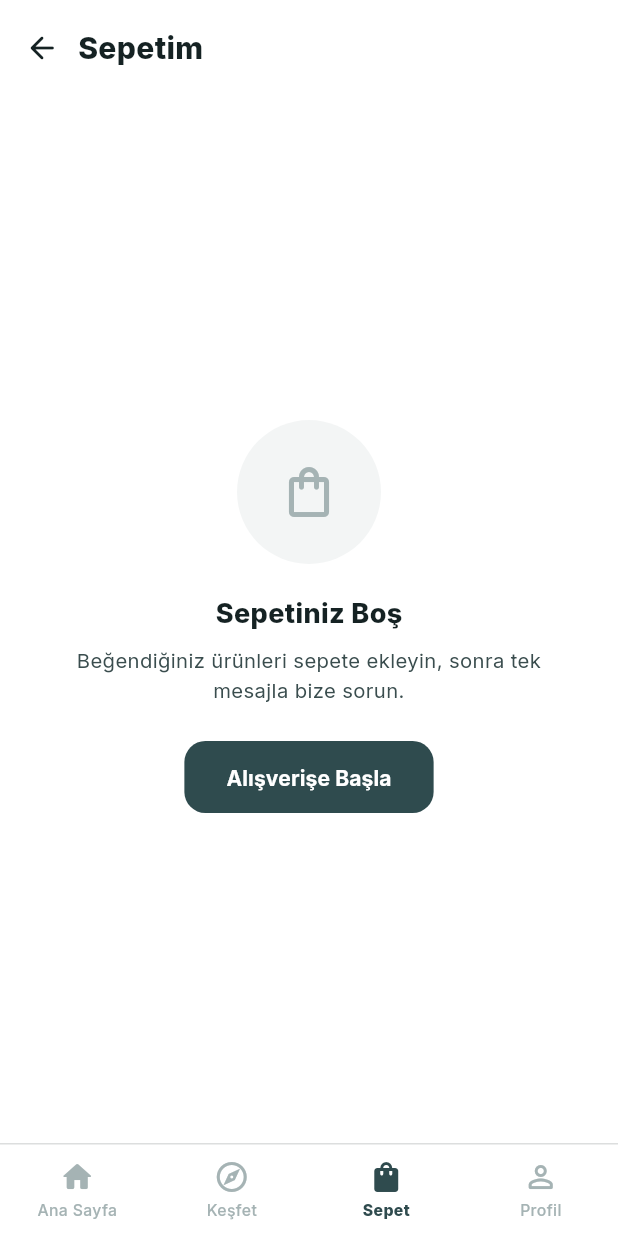
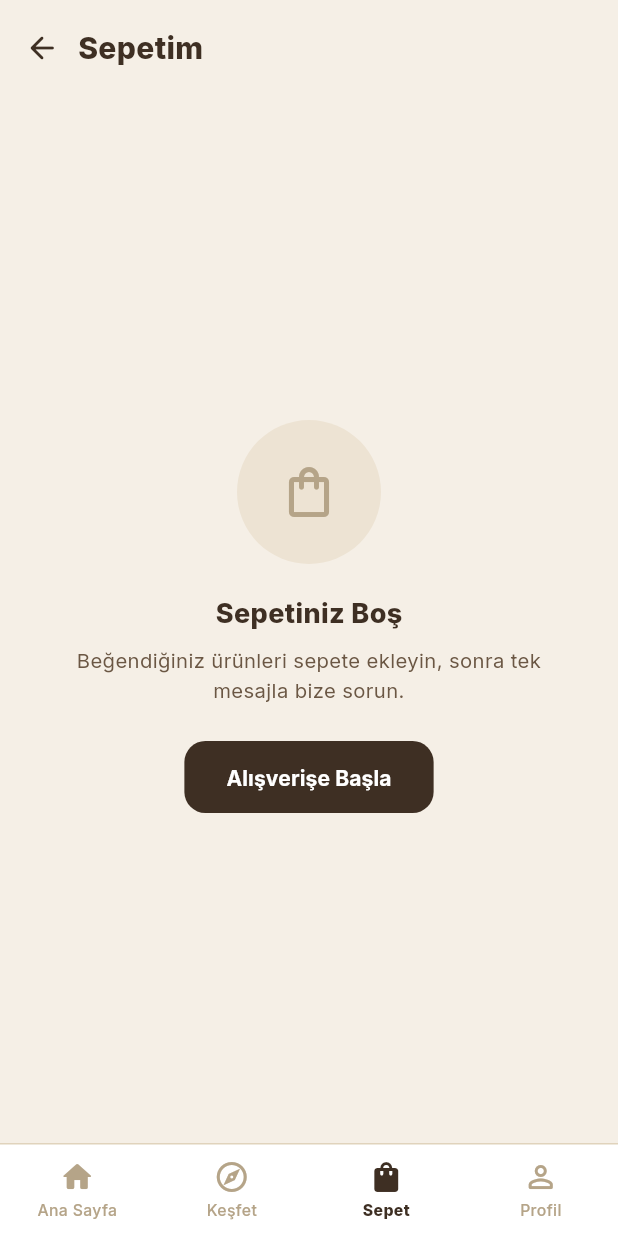
Before and after one commit to ferdidrgn/SaglamSpot, a Flutter app: the CartPage screen opened by its route, on a phone screen of 412 x 824 dp. Run offline on Flutter 3.47's test engine with Material 3 defaults, Android fonts, the phone set to English and light mode, and no system bars; our stand-ins replace app_links, cached_network_image, cloud_firestore, connectivity_plus, dartz, equatable and 18 more; missing offline and left inert: dart:html, dart:js_interop, dart:ui_web, firebase_app_check; accounts and stored records are empty; generated files the repository leaves out were written again; network calls fail; statements that could not run were skipped.

Commit message:
Sıcak ahşap/bronz palete ve yeni "S" amblemine dönüş (kullanıcı referans logolarına göre)
Kullanıcının paylaştığı iki logo referansı (ahşap dokulu kurdele "S" +
"SAĞLAM SPOT" bronz wordmark, ekru zemin) doğrultusunda:

- AppColors: önceki soğuk teal palet tamamen terk edildi, projenin daha
  önceki "sıcak & doğal" espresso/ekru/ceviz-tarçın paleti canonik
  değerler olarak geri getirildi. Tüm 68 alan adı (mobile*, backward-
  compat isimler dahil) korunarak tek palete bağlandı.
- Yeni "S" amblemi: PIL ile üretilmiş, bronz gradyanlı + metalik sheen
  highlight'lı, fotoğraf kırpma değil temiz bir marka işareti.
  - assets/images/saglam_spot_logo_mark.png: şeffaf arka planlı, navbar'da
    (web + mobil) ikon+wordmark yan yana kullanım için (referans görsel 1)
  - assets/images/saglam_spot_logo_full.png: ikon + "SAĞLAM SPOT" +
    "MOBİLYA & YAŞAM" alt yazılı dikey lockup — splash screen için
    (referans görsel 2)
  - Android launcher (legacy tüm yoğunluklar + adaptive foreground/
    background) ve web PWA ikonları/favicon yeniden üretildi
  - Adaptive icon arka planı ve native splash renkleri artık ekru
    (#F5EFE6) / koyu espresso (#241A13)
- navigation.dart: wordmark tipografisi daha kalın (w900) ve sıkı
  aralıklı (letterSpacing -0.2) yapıldı, referans görseldeki bold
  wordmark hissine yaklaştırıldı

NOT: Native splash native dosyaları (android/ios) Flutter SDK'sız bu
ortamda yeniden üretilemedi — `flutter pub run
flutter_native_splash:create` lokal olarak çalıştırılmalı.

```diff
--- a/lib/core/theme/app_colors.dart
+++ b/lib/core/theme/app_colors.dart
@@ -1,59 +1,61 @@
 import 'package:flutter/material.dart';
 
-/// TEK MARKA PALETİ — "Furnishify" referansından: koyu petrol-teal +
-/// sıcak amber vurgu. Web ve native mobil artık AYNI paleti kullanır.
-/// Eski sıcak espresso/ahşap palet tamamen kaldırıldı; aşağıdaki eski
-/// isimler (primary, background, textPrimary, mobilePrimary, vb.) hâlâ
-/// var ama hepsi aynı tek palete işaret ediyor — böylece uygulama
-/// genelindeki yüzlerce çağrı noktasını tek tek değiştirmeden renk
-/// tutarlılığı sağlanıyor.
+/// TEK MARKA PALETİ — "Sağlam Spot" logosundaki ahşap/bronz kurdele
+/// amblemine göre: sıcak ekru zemin + espresso kahvesi metin + ceviz/
+/// tarçın bronz vurgu. Web ve native mobil AYNI paleti kullanır.
+/// Önceki turdaki soğuk teal palet tamamen terk edildi; kullanıcının
+/// paylaştığı logo referanslarındaki sıcak, "mobilya butiği" hissi
+/// esas alındı. Aşağıdaki eski isimler (primary, mobilePrimary, vb.)
+/// hâlâ var ama hepsi aynı tek palete işaret ediyor — böylece uygulama
+/// genelindeki yüzlerce çağrı noktası tek tek değiştirilmeden tutarlı
+/// renk alır.
 class AppColors {
   // ================================================================
   // KANONİK RENKLER — tüm diğer isimler bunlara işaret eder.
   // ================================================================
   static const Color white = Colors.white;
 
-  static const Color primary = Color(0xFF2F4B4E); // koyu teal
-  static const Color primaryDark = Color(0xFF152223); // neredeyse siyah teal
-  static const Color primaryLight = Color(0xFF3F6367); // hover/basılı durum
+  static const Color primary = Color(0xFF3E2F23); // koyu espresso kahve
+  static const Color primaryDark = Color(0xFF241A13); // en koyu espresso
+  static const Color primaryLight = Color(0xFF6B5744); // hover/basılı durum
 
-  static const Color accent = Color(0xFFE2A54B); // sıcak amber vurgu
-  static const Color accentDark = Color(0xFFC98A34);
-  static const Color accentLight = Color(0xFFEDC080);
+  static const Color accent = Color(0xFFA9714B); // ceviz/tarçın bronz vurgu (logo rengi)
+  static const Color accentDark = Color(0xFF8B5A3A);
+  static const Color accentLight = Color(0xFFC79868);
 
-  static const Color background = white;
-  static const Color surface = white;
-  static const Color secondary = Color(0xFFF3F5F5); // açık gri-teal ikincil zemin
-  static const Color secondaryVariant = Color(0xFFEFF2F2);
+  static const Color background = Color(0xFFF5EFE6); // sıcak ekru/krem zemin
+  static const Color surface = Color(0xFFFFFDF9); // kırık beyaz kart zemini
+  static const Color secondary = Color(0xFFEDE3D3); // açık ahşap bej ikincil zemin
+  static const Color secondaryVariant = Color(0xFFE0D3BC); // koyu ahşap bej
 
-  static const Color muted = Color(0xFFBFC7C8); // adaçayı grisi
-  static const Color mutedDark = Color(0xFFA5B3B4); // kenarlık/pasif ikon
+  static const Color muted = Color(0xFFCFC0A8); // sıcak gri-bej
+  static const Color mutedDark = Color(0xFFB5A488); // kenarlık/pasif ikon
 
-  static const Color textPrimary = Color(0xFF152223);
-  static const Color textSecondary = Color(0xFF3A4D4E);
-  static const Color textTertiary = Color(0xFF6B7B7C);
+  static const Color textPrimary = Color(0xFF3E2F23);
+  static const Color textSecondary = Color(0xFF6B5744);
+  static const Color textTertiary = Color(0xFF8F7D6B);
   static const Color textLight = white;
 
-  static const Color border = Color(0xFFDCDEDE);
-  static const Color divider = Color(0xFFDCDEDE);
+  static const Color border = Color(0xFFE0D3BC);
+  static const Color divider = Color(0xFFEDE3D3);
 
-  static const Color black = primaryDark;
+  static const Color black = Color(0xFF2A1F17);
 
   // --- SEMANTİK RENKLER (durum bildirimi — markadan bağımsız) ---
-  static const Color error = Color(0xFFC0533F);
+  static const Color error = Color(0xFFB4543A);
   static const Color onError = Color(0xFFE0917A);
-  static const Color success = Color(0xFF3F7D5C);
-  static const Color warning = accentDark;
-  static const Color info = primaryLight;
+  static const Color success = Color(0xFF7C8B6F);
+  static const Color warning = Color(0xFFC98A4B);
+  static const Color info = Color(0xFF6E7D8F);
 
   static const Color sage = success;
-  static const Color sageDark = Color(0xFF2E5A41);
-  static const Color sageLight = Color(0xFF6FA381);
+  static const Color sageDark = Color(0xFF62705A);
+  static const Color sageLight = Color(0xFFA3AE97);
 
   static const Gradient primaryGradient = LinearGradient(
     begin: Alignment.topLeft,
     end: Alignment.bottomRight,
-    colors: [primaryLight, primary],
+    colors: [Color(0xFF4A3A2C), primary],
   );
 
   static const Gradient secondaryGradient = LinearGradient(
@@ -81,12 +83,12 @@ class AppColors {
   );
 
   // ================================================================
-  // GERİYE DÖNÜK İSİMLER — bu proje aylardır "sıcak espresso" adlarıyla
-  // yazıldığı için (primaryVariant, onPrimary, lightGrey, darkGrey vb.)
-  // yüzlerce dosyada bu adlar geçiyor. Hepsini tek tek değiştirmek yerine
-  // burada tek palete alias'lanıyorlar.
+  // GERİYE DÖNÜK İSİMLER — bu proje aylardır bu adlarla (primaryVariant,
+  // onPrimary, lightGrey, darkGrey vb.) yazıldığı için yüzlerce dosyada
+  // bu adlar geçiyor. Hepsini tek tek değiştirmek yerine burada tek
+  // palete alias'lanıyorlar.
   // ================================================================
-  static const Color primaryVariant = primaryDark;
+  static const Color primaryVariant = Color(0xFF2A1F17);
   static const Color onPrimary = accent;
   static const Color onSecondary = primary;
   static const Color onSurface = textPrimary;
@@ -96,20 +98,20 @@ class AppColors {
   static const Color darkGrey = textSecondary;
 
   static const Color backgroundLight = white;
-  static const Color backgroundDark = primaryDark;
+  static const Color backgroundDark = Color(0xFF241A13);
 
-  static const Color secondaryDark = mutedDark;
-  static const Color secondaryLight = muted;
+  static const Color secondaryDark = Color(0xFF8B5A3A);
+  static const Color secondaryLight = Color(0xFFC79868);
 
-  static const Color card = white;
+  static const Color card = surface;
 
   // Dark mode (uygulama ThemeMode.light'a sabitli, şu an pasif)
-  static const Color darkBackground = primaryDark;
-  static const Color darkSurface = Color(0xFF1E3436);
-  static const Color darkCard = Color(0xFF23393B);
-  static const Color darkTextPrimary = Color(0xFFDCDEDE);
-  static const Color darkTextSecondary = muted;
-  static const Color darkBorder = primaryLight;
+  static const Color darkBackground = Color(0xFF241A13);
+  static const Color darkSurface = Color(0xFF32251C);
+  static const Color darkCard = Color(0xFF3D2D22);
+  static const Color darkTextPrimary = Color(0xFFEDE3D3);
+  static const Color darkTextSecondary = Color(0xFFC2B29B);
+  static const Color darkBorder = Color(0xFF4A3A2C);
 
   // ================================================================
   // "mobile*" İSİMLERİ — geriye dönük uyumluluk için korunuyor. Artık
--- a/lib/shared/navigation/widgets/navigation.dart
+++ b/lib/shared/navigation/widgets/navigation.dart
@@ -107,11 +107,11 @@ class _NavigationScreenState extends ConsumerState<NavigationScreen> {
         Text(
           context.l10n.brand,
           style: TextStyle(
-            fontFamily: 'Fraunces',
             color: kIsWeb ? AppColors.textPrimary : AppColors.mobileTextPrimary,
-            fontWeight: FontWeight.w600,
-            fontSize: context.responsive(mobile: 14, tablet: 18, desktop: 20),
-            letterSpacing: context.responsive(mobile: 1, tablet: 1.5, desktop: 2),
+            fontWeight: FontWeight.w900,
+            fontSize: context.responsive(mobile: 15, tablet: 19, desktop: 22),
+            letterSpacing: -0.2,
+            height: 1,
           ),
         ),
       ],
```
Also changed, not shown: pubspec.yaml (+11 -10 lines), assets/images/saglam_spot_logo_full.png (added), assets/images/saglam_spot_logo_mark.png, 16 other files.
